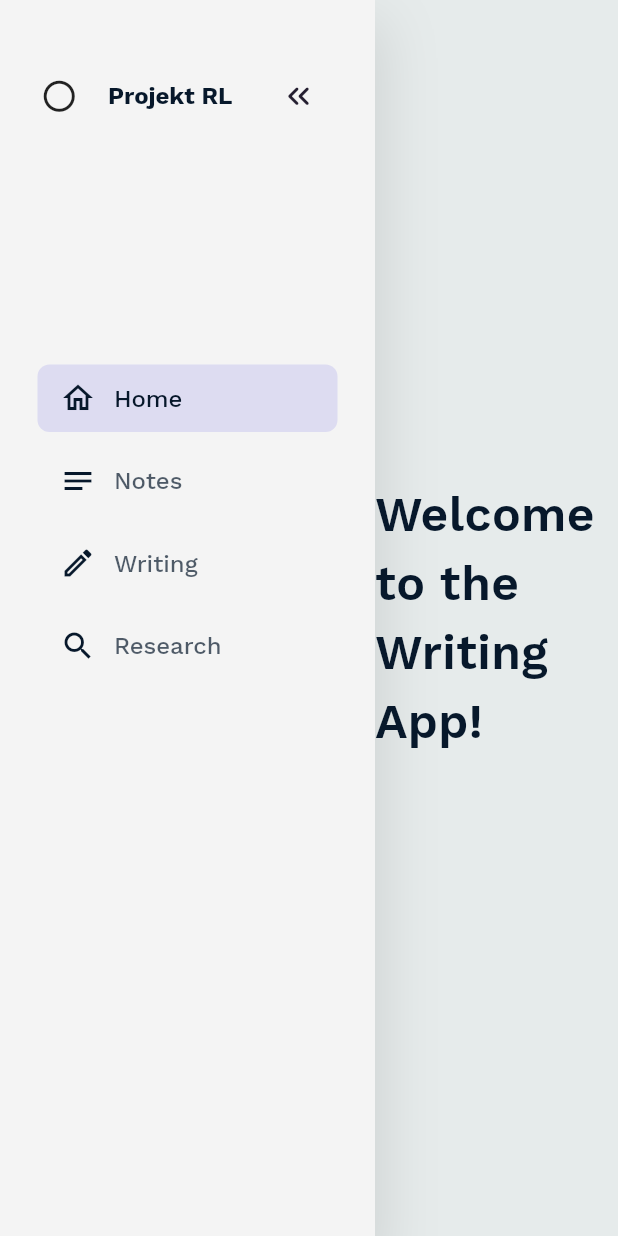
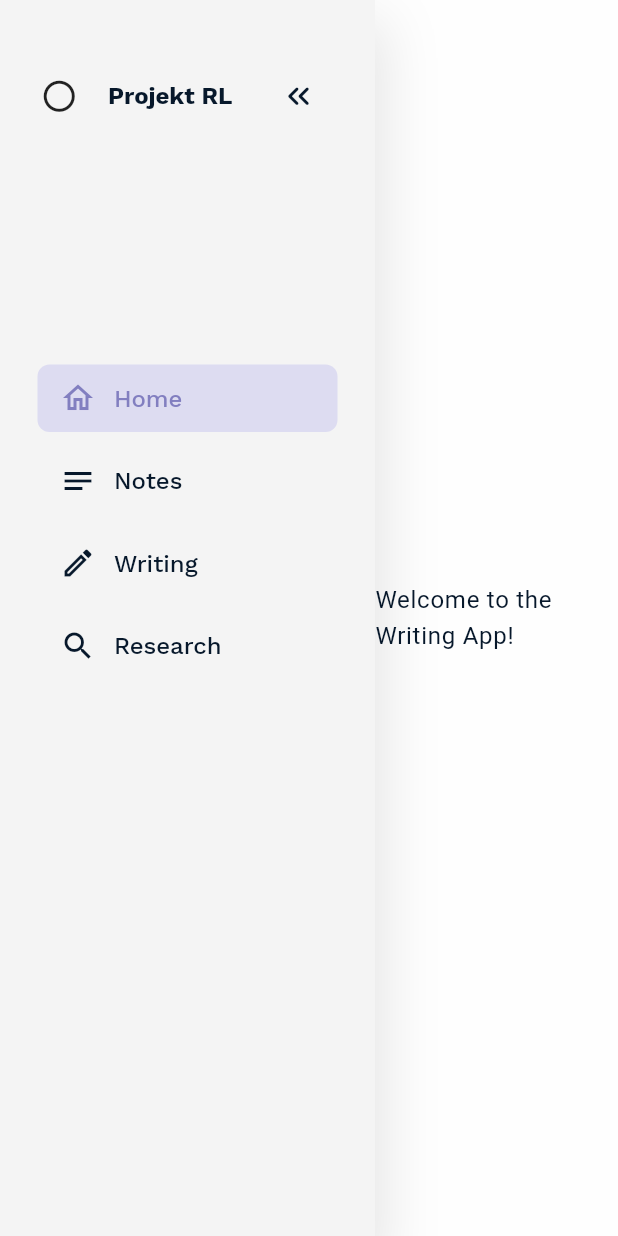
Before and after one commit to uobirek/writing-app, a Flutter app: the screen it shows after launch, on a phone screen of 412 x 824 dp. Run offline on Flutter 3.47's test engine with Material 3 defaults, Android fonts, the phone set to English and light mode, and no system bars; our stand-ins replace google_fonts.

Commit message:
draggable (partially) cards, new theme

```diff
--- a/lib/main.dart
+++ b/lib/main.dart
@@ -2,7 +2,7 @@ import 'package:flutter/material.dart';
 import 'package:writing_app/screens/home/homescreen.dart';
 import 'package:writing_app/screens/notes/notesscreen.dart';
 import 'package:writing_app/screens/writing/writingscreen.dart';
-import 'package:writing_app/utils/theme2.dart';
+import 'package:writing_app/utils/theme.dart';
 import 'package:writing_app/widgets/sidebar.dart';
 
 void main() => runApp(MyApp());
--- a/lib/screens/home/homescreen.dart
+++ b/lib/screens/home/homescreen.dart
@@ -1,5 +1,4 @@
 import 'package:flutter/material.dart';
-import 'package:writing_app/utils/theme.dart';
 
 class HomeScreen extends StatelessWidget {
   @override
@@ -7,7 +6,7 @@ class HomeScreen extends StatelessWidget {
     return Center(
       child: Text(
         'Welcome to the Writing App!',
-        style: AppTextStyles.dashboardTitle,
+        style: Theme.of(context).textTheme.bodyLarge,
       ),
     );
   }
--- a/lib/utils/theme.dart
+++ b/lib/utils/theme.dart
@@ -1,75 +1,101 @@
+import 'dart:ui';
+
 import 'package:flutter/material.dart';
 import 'package:google_fonts/google_fonts.dart';
 
-class AppColors {
-  static const Color accentcolour1 = Color(0xFFEFB11D);
-  static const Color accentcolour2 = Color(0xFFA7A3EB);
-  static const Color background = Color(0xFFFCFCFC);
-  static const Color verylight = Color(0xFFFEFEFE);
-  static const Color text = Color(0xFF07182B);
-  static const Color bigsquaregrey = Color(0xFFF4F4F4);
-  static const Color darkergrey = Color(0xFFEAEAEA);
-}
-
-class AppTextStyles {
-  static final TextStyle bigTitle = GoogleFonts.workSans(
+class GlobalThemeData {
+  static final Color _lightFocusColor = Colors.black.withOpacity(0.12);
+  static final Color _darkFocusColor = Colors.white.withOpacity(0.12);
+  static ThemeData themeData(ColorScheme colorScheme, Color focusColor) {
+    return ThemeData(
+      colorScheme: colorScheme,
+      canvasColor: colorScheme.background,
+      scaffoldBackgroundColor: colorScheme.background,
+      highlightColor: Colors.transparent,
+      focusColor: focusColor,
+      textTheme: TextTheme(
+        // Big Title
+        displayLarge: GoogleFonts.workSans(
           fontSize: 64,
           fontWeight: FontWeight.bold,
-      color: AppColors.text,
-      letterSpacing: -1);
+          color: colorScheme.onPrimary,
+          letterSpacing: -1,
+        ),
 
-  static final TextStyle dashboardTitle = GoogleFonts.workSans(
+        // Dashboard Title
+        titleLarge: GoogleFonts.workSans(
           fontSize: 32,
           fontWeight: FontWeight.w600,
-    color: AppColors.text,
-  );
+          color: colorScheme.onPrimary,
+        ),
 
-  static final TextStyle body = GoogleFonts.workSans(
+        // Body Text
+        bodyMedium: GoogleFonts.workSans(
           fontSize: 16,
           fontWeight: FontWeight.normal,
-      color: AppColors.text,
-      letterSpacing: 0.02);
+          color: colorScheme.onPrimary,
+          letterSpacing: 0.02,
+        ),
 
-  static final TextStyle semibolded = GoogleFonts.workSans(
+        // Semi-Bold Text
+        labelMedium: GoogleFonts.workSans(
           fontSize: 16,
           fontWeight: FontWeight.w500,
-      color: AppColors.text,
-      letterSpacing: -0.02);
+          color: colorScheme.onPrimary,
+          letterSpacing: -0.02,
+        ),
+        labelSmall: GoogleFonts.workSans(
+          fontSize: 16,
+          fontWeight: FontWeight.w300,
+          color: colorScheme.onSecondary,
+          letterSpacing: 0.5,
+        ),
 
-  static final TextStyle light = GoogleFonts.workSans(
+        // Light Text
+        bodySmall: GoogleFonts.workSans(
           fontSize: 12,
           fontWeight: FontWeight.normal,
-      color: AppColors.text,
-      letterSpacing: 2);
+          color: colorScheme.onPrimary,
+          letterSpacing: 2,
+        ),
 
-  static final TextStyle bolded = GoogleFonts.workSans(
+        // Bolded Text
+        labelLarge: GoogleFonts.workSans(
           fontSize: 16,
           fontWeight: FontWeight.bold,
-      color: AppColors.text,
-      letterSpacing: -0.01);
-}
-
-class AppTheme {
-  static ThemeData lightTheme = ThemeData(
-    primaryColor: AppColors.accentcolour1,
-    scaffoldBackgroundColor: AppColors.background,
-    appBarTheme: AppBarTheme(
-      color: AppColors.bigsquaregrey,
-      titleTextStyle: AppTextStyles.semibolded,
-    ),
-    textTheme: TextTheme(
-        displayMedium: AppTextStyles.body,
-        displayLarge: AppTextStyles.semibolded,
-        titleLarge: AppTextStyles.bigTitle,
-        titleMedium: AppTextStyles.dashboardTitle,
-        labelMedium: AppTextStyles.light),
-    cardColor: AppColors.verylight,
-    dividerColor: AppColors.darkergrey,
-    elevatedButtonTheme: ElevatedButtonThemeData(
-      style: ElevatedButton.styleFrom(
-        backgroundColor: AppColors.accentcolour1, // Button background
-        foregroundColor: AppColors.verylight, // Button text or icon color
+          color: colorScheme.onPrimary,
+          letterSpacing: -0.01,
         ),
       ),
     );
   }
+
+  static ThemeData lightThemeData =
+      themeData(lightColorScheme, _lightFocusColor);
+
+  static ThemeData darkThemeData = themeData(darkColorScheme, _darkFocusColor);
+
+  static const ColorScheme lightColorScheme = ColorScheme(
+    primary: Color(0xFFF4F4F4),
+    onPrimary: Color(0xFF07182B),
+    secondary: Color(0xFFA7A3EB),
+    onSecondary: Color.fromARGB(255, 130, 127, 192),
+    error: Colors.redAccent,
+    onError: Colors.white,
+    surface: Color(0xFFFEFEFE),
+    tertiary: Color(0xFFEFB11D),
+    onSurface: Color(0xFF07182B),
+    brightness: Brightness.light,
+  );
+  static const ColorScheme darkColorScheme = ColorScheme(
+    primary: Color(0xFFEFB11D),
+    onPrimary: Colors.white,
+    secondary: Color(0xFFA7A3EB),
+    onSecondary: Colors.white,
+    error: Colors.redAccent,
+    onError: Colors.white,
+    surface: Color(0xFF241E30),
+    onSurface: Colors.white,
+    brightness: Brightness.dark,
+  );
+}
--- a/lib/utils/theme2.dart
+++ /dev/null
@@ -1,49 +0,0 @@
-import 'dart:ui';
-
-import 'package:flutter/material.dart';
-
-class GlobalThemeData {
-  static final Color _lightFocusColor = Colors.black.withOpacity(0.12);
-  static final Color _darkFocusColor = Colors.white.withOpacity(0.12);
-  static ThemeData themeData(ColorScheme colorScheme, Color focusColor) {
-    return ThemeData(
-        colorScheme: colorScheme,
-        canvasColor: colorScheme.background,
-        scaffoldBackgroundColor: colorScheme.background,
-        highlightColor: Colors.transparent,
-        focusColor: focusColor,
-        fontFamily: 'Georgia');
-  }
-
-  static ThemeData lightThemeData =
-      themeData(lightColorScheme, _lightFocusColor);
-
-  static ThemeData darkThemeData = themeData(darkColorScheme, _darkFocusColor);
-
-  static const ColorScheme lightColorScheme = ColorScheme(
-    primary: Color(0xFFB93C5D),
-    onPrimary: Colors.black,
-    secondary: Color(0xFFEFF3F3),
-    onSecondary: Color(0xFF322942),
-    error: Colors.redAccent,
-    onError: Colors.white,
-    background: Color(0xFFE6EBEB),
-    onBackground: Colors.white,
-    surface: Color(0xFFFAFBFB),
-    onSurface: Color(0xFF241E30),
-    brightness: Brightness.light,
-  );
-  static const ColorScheme darkColorScheme = ColorScheme(
-    primary: Color(0xFFFF8383),
-    secondary: Color(0xFF4D1F7C),
-    background: Color(0xFF241E30),
-    surface: Color(0xFF1F1929),
-    onBackground: Color(0x0DFFFFFF),
-    error: Colors.redAccent,
-    onError: Colors.white,
-    onPrimary: Colors.white,
-    onSecondary: Colors.white,
-    onSurface: Colors.white,
-    brightness: Brightness.dark,
-  );
-}
--- a/lib/widgets/sidebar.dart
+++ b/lib/widgets/sidebar.dart
@@ -42,10 +42,10 @@ class _AppSidebarState extends State<AppSidebar> {
     return Container(
       width: _isExpanded ? 250 : 100, // Adjust width based on state
       decoration: BoxDecoration(
-        color: AppColors.bigsquaregrey,
+        color: Theme.of(context).colorScheme.primary,
         boxShadow: [
           BoxShadow(
-            color: Colors.black.withOpacity(0.10),
+            color: Colors.black.withValues(alpha: 0.10),
             blurRadius: 30,
             spreadRadius: 6,
             offset: Offset(0, 20),
@@ -61,7 +61,9 @@ class _AppSidebarState extends State<AppSidebar> {
             children: [
               if (_isExpanded) const Icon(Icons.circle_outlined, size: 25),
               if (_isExpanded) const SizedBox(width: 20),
-              if (_isExpanded) Text("Projekt RL", style: AppTextStyles.bolded),
+              if (_isExpanded)
+                Text("Projekt RL",
+                    style: Theme.of(context).textTheme.labelLarge),
               const SizedBox(width: 20),
               IconButton(
                 icon: Icon(
@@ -127,25 +129,35 @@ class _AppSidebarState extends State<AppSidebar> {
             decoration: BoxDecoration(
               borderRadius: BorderRadius.circular(8),
               color: isActive
-                  ? AppColors.accentcolour2.withOpacity(0.3)
+                  ? Theme.of(context)
+                      .colorScheme
+                      .secondary
+                      .withValues(alpha: 0.3)
                   : isHovered
-                      ? AppColors.accentcolour2.withOpacity(0.1)
-                      : AppColors.bigsquaregrey,
+                      ? Theme.of(context)
+                          .colorScheme
+                          .secondary
+                          .withValues(alpha: 0.2)
+                      : Theme.of(context)
+                          .colorScheme
+                          .primary
+                          .withValues(alpha: 0.3),
             ),
             child: Row(
               children: [
                 const SizedBox(width: 15),
-                Icon(icon, color: AppColors.text),
+                Icon(icon,
+                    color: isActive
+                        ? Theme.of(context).colorScheme.onSecondary
+                        : Theme.of(context).colorScheme.onPrimary),
                 if (_isExpanded) const SizedBox(width: 12),
                 if (_isExpanded)
-                  Text(
-                    label,
-                    style: AppTextStyles.semibolded.copyWith(
-                      color: isActive || isHovered
-                          ? AppColors.text
-                          : AppColors.text.withOpacity(0.7),
-                    ),
-                  ),
+                  Text(label,
+                      style: !isActive
+                          ? Theme.of(context).textTheme.labelMedium
+                          : Theme.of(context).textTheme.labelMedium?.copyWith(
+                              color:
+                                  Theme.of(context).colorScheme.onSecondary)),
               ],
             ),
           ),
--- a/pubspec.yaml
+++ b/pubspec.yaml
@@ -31,6 +31,7 @@ dependencies:
   flutter:
     sdk: flutter
   google_fonts: ^4.0.0
+  reorderables: ^0.6.0
 
 
   # The following adds the Cupertino Icons font to your application.
```
Also changed, not shown: lib/screens/notes/notecard.dart (+29 -16 lines), lib/screens/notes/notesdata.dart (+16 -0 lines), lib/screens/notes/notesscreen.dart (+73 -16 lines), pubspec.lock. Lines whose indentation alone changed are shown as unchanged.
